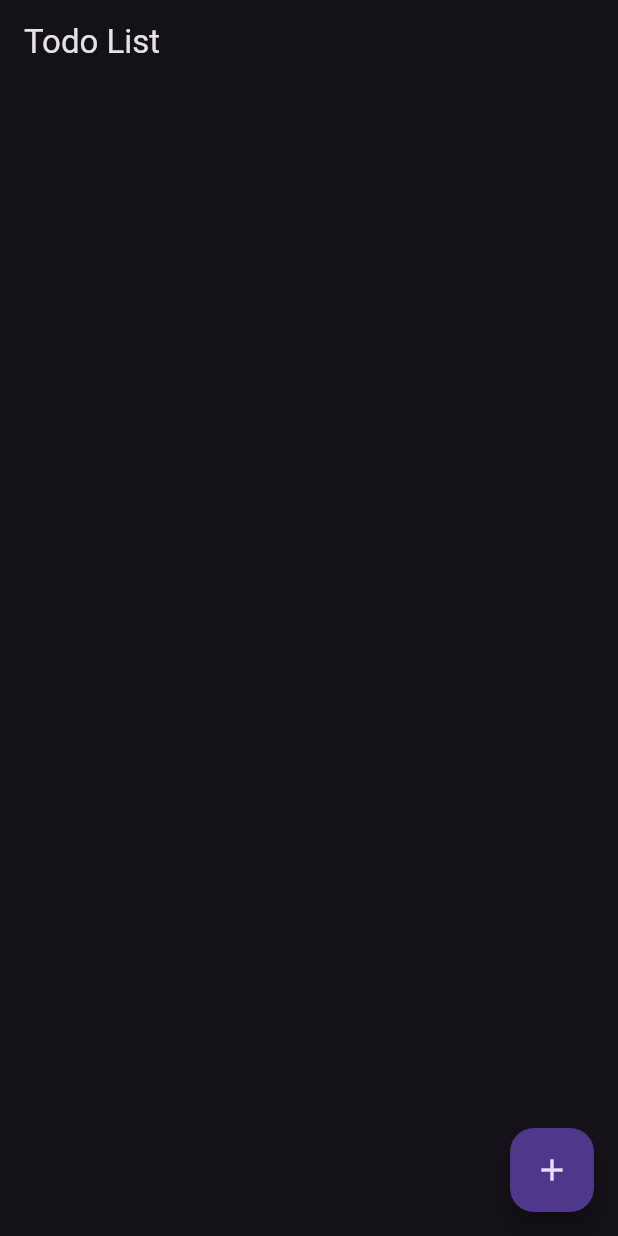
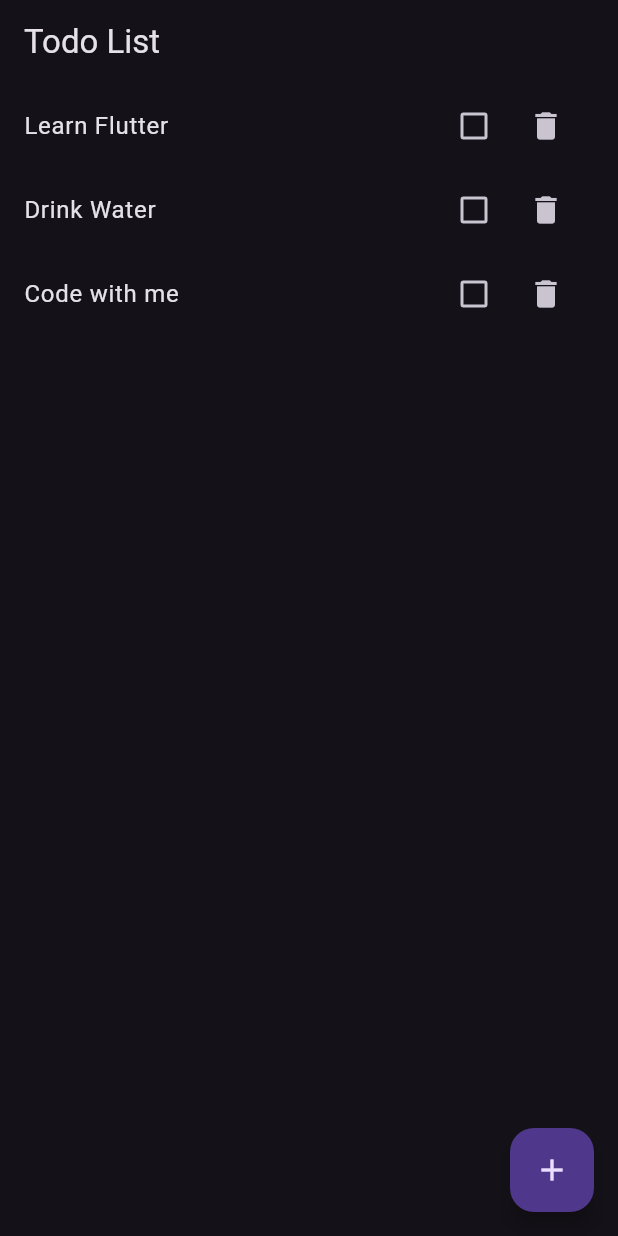
Before and after one commit to ThiagoValmir/flutter-todo-app-provider, a Flutter app: the screen it shows after launch, on a phone screen of 412 x 824 dp. Run offline on Flutter 3.47's test engine with Material 3 defaults, Android fonts, the phone set to English and light mode, and no system bars.

Commit message:
feat: added remove button, add functionality and check funcionality

```diff
--- a/lib/main.dart
+++ b/lib/main.dart
@@ -1,9 +1,13 @@
 import 'package:flutter/material.dart';
+import 'package:provider/provider.dart';
+import 'package:todo_provider/models/save_task.dart';
 import 'package:todo_provider/pages/add_todo.dart';
 import 'package:todo_provider/pages/todo_list.dart';
 
 void main() {
-  runApp(const MyApp());
+  runApp(ChangeNotifierProvider(
+    create: (context) => SaveTask(),
+      child: const MyApp()));
 }
 
 class MyApp extends StatelessWidget {
--- /dev/null
+++ b/lib/models/save_task.dart
@@ -0,0 +1,27 @@
+import 'package:flutter/material.dart';
+import 'package:todo_provider/models/task_model.dart';
+
+class SaveTask extends ChangeNotifier{
+  List<Task> _tasks = [
+    Task(title: "Learn Flutter", isCompleted: false,),
+    Task(title: "Drink Water", isCompleted: false,),
+    Task(title: "Code with me", isCompleted: false,),
+  ];
+
+  List<Task> get tasks => _tasks;
+
+  void addTask(Task task){
+    tasks.add(task);
+    notifyListeners();
+  }
+
+  void removeTask(Task task){
+    tasks.remove(task);
+    notifyListeners();
+  }
+
+  void checkTask(int index){
+  tasks[index].isDone();
+  notifyListeners();
+  }
+}
--- /dev/null
+++ b/lib/models/task_model.dart
@@ -0,0 +1,10 @@
+class Task {
+  final String title;
+  bool isCompleted;
+
+  Task({required this.title, required this.isCompleted});
+
+  void isDone() {
+    isCompleted = !isCompleted;
+  }
+}
--- a/lib/pages/todo_list.dart
+++ b/lib/pages/todo_list.dart
@@ -1,4 +1,6 @@
 import 'package:flutter/material.dart';
+import 'package:provider/provider.dart';
+import 'package:todo_provider/models/save_task.dart';
 
 class TodoList extends StatelessWidget {
   const TodoList({super.key});
@@ -10,11 +12,40 @@ class TodoList extends StatelessWidget {
         title: const Text("Todo List"),
       ),
       floatingActionButton: FloatingActionButton(
-        onPressed: (){
+        onPressed: () {
           Navigator.of(context).pushNamed("/add-todo-screen");
         },
         child: const Icon(Icons.add),
       ),
+      body: Consumer<SaveTask>(
+        builder: (context, task, child) {
+          return ListView.builder(
+              itemCount: task.tasks.length,
+              itemBuilder: (BuildContext context, index) {
+                return ListTile(
+                  title: Text(
+                    task.tasks[index].title,
+                    style: TextStyle(
+                        decoration: task.tasks[index].isCompleted
+                            ? TextDecoration.lineThrough
+                            : TextDecoration.none),
+                  ),
+                  trailing: Wrap(
+                    children: [
+                      Checkbox(
+                          value: task.tasks[index].isCompleted,
+                          onChanged: (_) {
+                            context.read<SaveTask>().checkTask(index);
+                          }),
+                      IconButton(onPressed: (){
+                        context.read<SaveTask>().removeTask(task.tasks[index]);
+                      }, icon: const Icon(Icons.delete),)
+                    ],
+                  ),
+                );
+              });
+        },
+      ),
     );
   }
 }
--- a/pubspec.yaml
+++ b/pubspec.yaml
@@ -35,6 +35,7 @@ dependencies:
   # The following adds the Cupertino Icons font to your application.
   # Use with the CupertinoIcons class for iOS style icons.
   cupertino_icons: ^1.0.6
+  provider: ^6.1.2
 
 dev_dependencies:
   flutter_test:
```
Also changed, not shown: lib/pages/add_todo.dart (+20 -6 lines), pubspec.lock.
